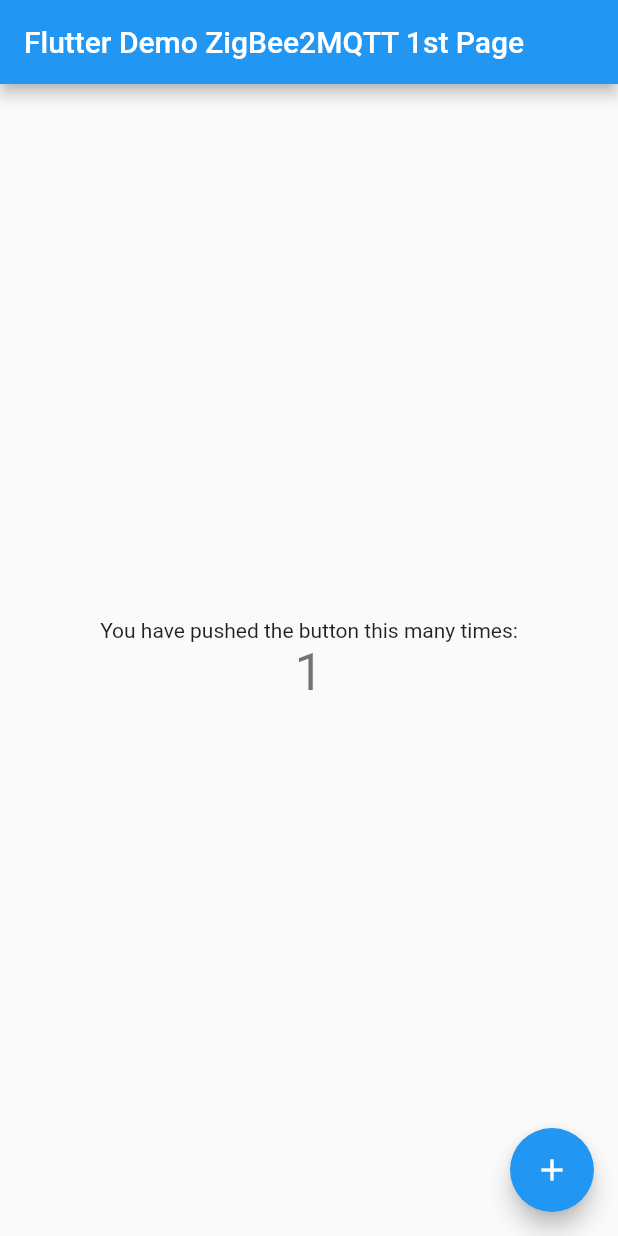
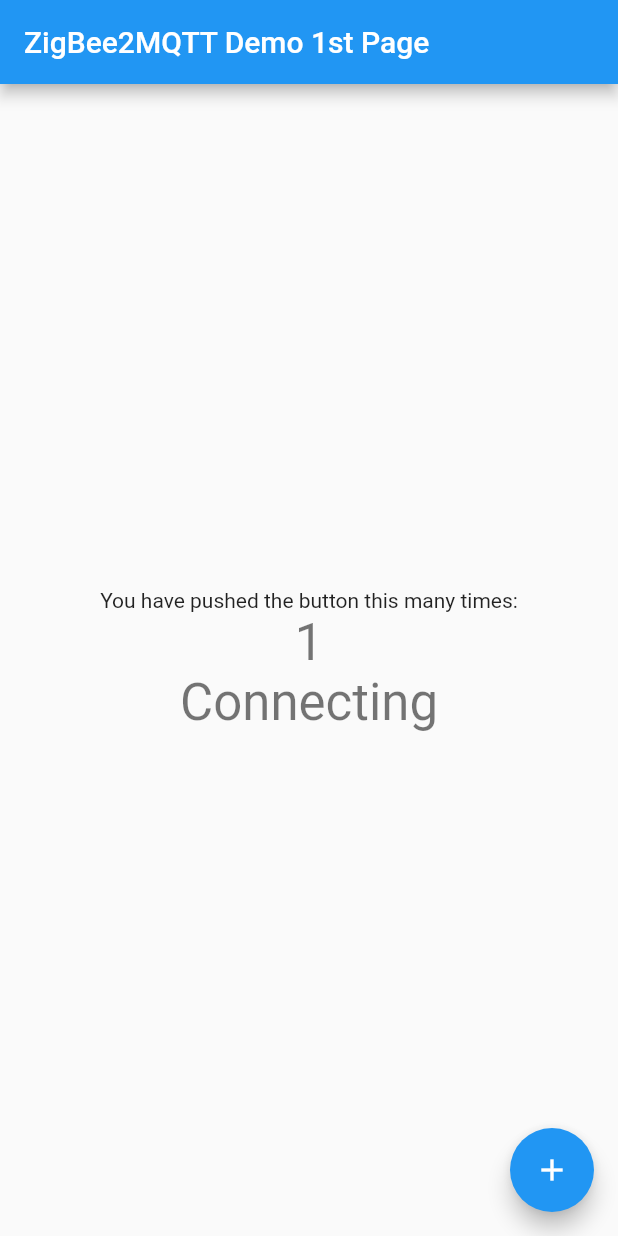
Before and after one commit to ysimonx/ZigBee2MQTT_Flutter, a Flutter app: the screen it shows after launch, after a tap on the "add" icon, on a phone screen of 412 x 824 dp. Run offline on Flutter 3.47's test engine with Material 2 defaults, Android fonts, the phone set to English and light mode, and no system bars; our stand-ins replace get_it; missing offline and left inert: mqtt_client.

Commit message:
port mqtt

```diff
--- a/lib/main.dart
+++ b/lib/main.dart
@@ -6,6 +6,7 @@ import 'modules/helpers/service_locator.dart';
 import 'modules/screens/myHomePage.dart';
 
 const mqttHost = "10.8.0.4";
+const mqttPort = 1883;
 
 void main() {
   setupLocator();
@@ -21,7 +22,7 @@ class MyApp extends StatelessWidget {
     return ChangeNotifierProvider<MQTTManager>(
         create: (context) => service_locator<MQTTManager>(),
         child: MaterialApp(
-            title: 'Flutter ZigBee2MQTT Demo',
+            title: 'ZigBee2MQTT Demo',
             theme: ThemeData(
               // This is the theme of your application.
               //
@@ -31,7 +32,8 @@ class MyApp extends StatelessWidget {
             routes: {
               '/': (BuildContext context) => const MyHomePage(
                   mqttHost: mqttHost,
-                  title: 'Flutter Demo ZigBee2MQTT 1st Page'),
+                  mqttPort: mqttPort,
+                  title: 'ZigBee2MQTT Demo 1st Page'),
             }));
   }
 }
--- a/lib/modules/core/managers/MQTTManager.dart
+++ b/lib/modules/core/managers/MQTTManager.dart
@@ -1,5 +1,3 @@
-import 'dart:async';
-
 import 'package:flutter/material.dart';
 import 'package:mqtt_client/mqtt_client.dart';
 import 'package:mqtt_client/mqtt_server_client.dart';
@@ -11,10 +9,12 @@ class MQTTManager extends ChangeNotifier {
   MqttServerClient? _client;
   late String _identifier;
   String? _host;
+  int? _port;
   String _topic = "";
 
   void initializeMQTTClient({
     required String host,
+    required int port,
     required String identifier,
   }) {
     // Save the values
@@ -22,6 +22,7 @@ class MQTTManager extends ChangeNotifier {
     // TODO: Remove forced unwrap usage and assertion
     _identifier = identifier;
     _host = host;
+    _port = port;
     _client = MqttServerClient(_host!, _identifier);
     _client!.port = 1883;
     _client!.keepAlivePeriod = 20;
@@ -111,7 +112,7 @@ class MQTTManager extends ChangeNotifier {
     _client!.updates!.listen((List<MqttReceivedMessage<MqttMessage>> c) {
       final MqttPublishMessage recMess = c[0].payload as MqttPublishMessage;
       final String pt =
-          MqttPublishPayload.bytesToStringAsString(recMess.payload.message!);
+          MqttPublishPayload.bytesToStringAsString(recMess.payload.message);
       _currentState.setReceivedText(pt);
       updateState();
       print(
--- /dev/null
+++ b/lib/modules/helpers/status_info_message_utils.dart
@@ -0,0 +1,16 @@
+import 'package:zigbee2mqtt_flutter/modules/core/models/MQTTAppState.dart';
+
+String prepareStateMessageFrom(MQTTAppConnectionState state) {
+  switch (state) {
+    case MQTTAppConnectionState.connected:
+      return 'Connected';
+    case MQTTAppConnectionState.connecting:
+      return 'Connecting';
+    case MQTTAppConnectionState.disconnected:
+      return 'Disconnected';
+    case MQTTAppConnectionState.connectedSubscribed:
+      return 'Subscribed';
+    case MQTTAppConnectionState.connectedUnSubscribed:
+      return 'Unsubscribed';
+  }
+}
--- a/lib/modules/screens/myHomePage.dart
+++ b/lib/modules/screens/myHomePage.dart
@@ -3,10 +3,15 @@ import 'dart:io';
 import 'package:flutter/material.dart';
 import 'package:provider/provider.dart';
 import 'package:zigbee2mqtt_flutter/modules/core/models/MQTTAppState.dart';
+import 'package:zigbee2mqtt_flutter/modules/helpers/status_info_message_utils.dart';
 import '../core/managers/MQTTManager.dart';
 
 class MyHomePage extends StatefulWidget {
-  const MyHomePage({Key? key, required this.title, required this.mqttHost})
+  const MyHomePage(
+      {Key? key,
+      required this.title,
+      required this.mqttHost,
+      required this.mqttPort})
       : super(key: key);
 
   // This widget is the home page of your application. It is stateful, meaning
@@ -20,6 +25,7 @@ class MyHomePage extends StatefulWidget {
 
   final String title;
   final String mqttHost;
+  final int mqttPort;
 
   @override
   State<MyHomePage> createState() => _MyHomePageState();
@@ -29,6 +35,7 @@ class _MyHomePageState extends State<MyHomePage> {
   int _counter = 0;
 
   late MQTTManager _manager;
+  bool boolIsFirstBuildDone = false;
 
   void _incrementCounter() {
     setState(() {
@@ -44,6 +51,7 @@ class _MyHomePageState extends State<MyHomePage> {
   @override
   initState() {
     super.initState();
+    boolIsFirstBuildDone = false;
     WidgetsBinding.instance?.addPostFrameCallback((_) => onAfterBuild(context));
   }
 
@@ -51,42 +59,24 @@ class _MyHomePageState extends State<MyHomePage> {
   Widget build(BuildContext context) {
     _manager = Provider.of<MQTTManager>(context);
 
-    var x = _manager.currentState.getAppConnectionState;
+    if (boolIsFirstBuildDone) {
+      var x = _manager.currentState.getAppConnectionState;
 
-    if (x == MQTTAppConnectionState.connected) {
-      _subscribeTopics();
+      if (x == MQTTAppConnectionState.disconnected) {
+        _configureAndConnect();
+      }
+
+      if (x == MQTTAppConnectionState.connected) {
+        _subscribeTopics();
+      }
     }
 
-    // This method is rerun every time setState is called, for instance as done
-    // by the _incrementCounter method above.
-    //
-    // The Flutter framework has been optimized to make rerunning build methods
-    // fast, so that you can just rebuild anything that needs updating rather
-    // than having to individually change instances of widgets.
     return Scaffold(
       appBar: AppBar(
-        // Here we take the value from the MyHomePage object that was created by
-        // the App.build method, and use it to set our appbar title.
         title: Text(widget.title),
       ),
       body: Center(
-        // Center is a layout widget. It takes a single child and positions it
-        // in the middle of the parent.
         child: Column(
-          // Column is also a layout widget. It takes a list of children and
-          // arranges them vertically. By default, it sizes itself to fit its
-          // children horizontally, and tries to be as tall as its parent.
-          //
-          // Invoke "debug painting" (press "p" in the console, choose the
-          // "Toggle Debug Paint" action from the Flutter Inspector in Android
-          // Studio, or the "Toggle Debug Paint" command in Visual Studio Code)
-          // to see the wireframe for each widget.
-          //
-          // Column has various properties to control how it sizes itself and
-          // how it positions its children. Here we use mainAxisAlignment to
-          // center the children vertically; the main axis here is the vertical
-          // axis because Columns are vertical (the cross axis would be
-          // horizontal).
           mainAxisAlignment: MainAxisAlignment.center,
           children: <Widget>[
             const Text(
@@ -96,6 +86,11 @@ class _MyHomePageState extends State<MyHomePage> {
               '$_counter',
               style: Theme.of(context).textTheme.headline4,
             ),
+            Text(
+              prepareStateMessageFrom(
+                  _manager.currentState.getAppConnectionState),
+              style: Theme.of(context).textTheme.headline4,
+            )
           ],
         ),
       ),
@@ -108,11 +103,18 @@ class _MyHomePageState extends State<MyHomePage> {
   }
 
   void _configureAndConnect() {
+    var x = _manager.currentState.getAppConnectionState;
+
+    if (x == MQTTAppConnectionState.connected) {
+      return;
+    }
+
     String osPrefix = 'Flutter_iOS';
     if (Platform.isAndroid) {
       osPrefix = 'Flutter_Android';
     }
-    _manager.initializeMQTTClient(host: widget.mqttHost, identifier: osPrefix);
+    _manager.initializeMQTTClient(
+        host: widget.mqttHost, port: widget.mqttPort, identifier: osPrefix);
     _manager.connect();
   }
 
@@ -126,6 +128,7 @@ class _MyHomePageState extends State<MyHomePage> {
   }
 
   onAfterBuild(BuildContext context) {
+    boolIsFirstBuildDone = true;
     _configureAndConnect();
   }
 }
--- /dev/null
+++ b/lib/modules/widgets/status_bar.dart
@@ -0,0 +1,23 @@
+import 'package:flutter/material.dart';
+
+class StatusBar extends StatelessWidget {
+  String _statusMessage;
+  StatusBar({required statusMessage}) : _statusMessage = statusMessage;
+
+  @override
+  Widget build(BuildContext context) {
+    return _buildConnectionStateText(_statusMessage);
+  }
+
+  Widget _buildConnectionStateText(String status) {
+    return Row(
+      children: <Widget>[
+        Expanded(
+          child: Container(
+              color: Colors.deepOrangeAccent,
+              child: Text(status, textAlign: TextAlign.center)),
+        ),
+      ],
+    );
+  }
+}
```
